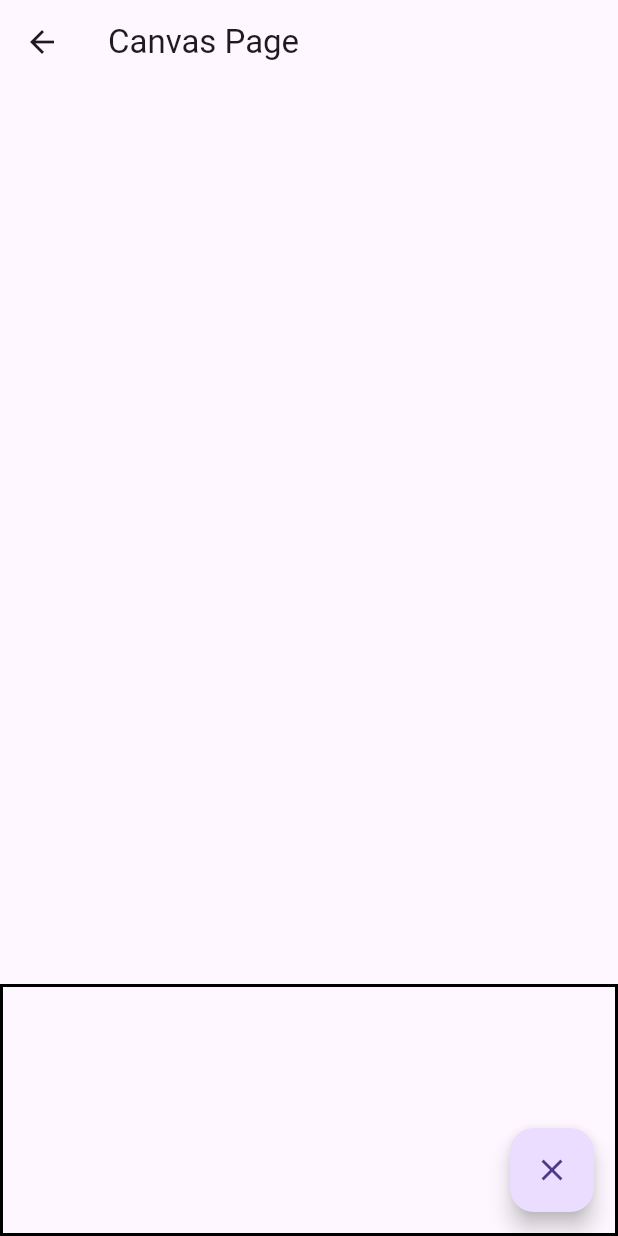
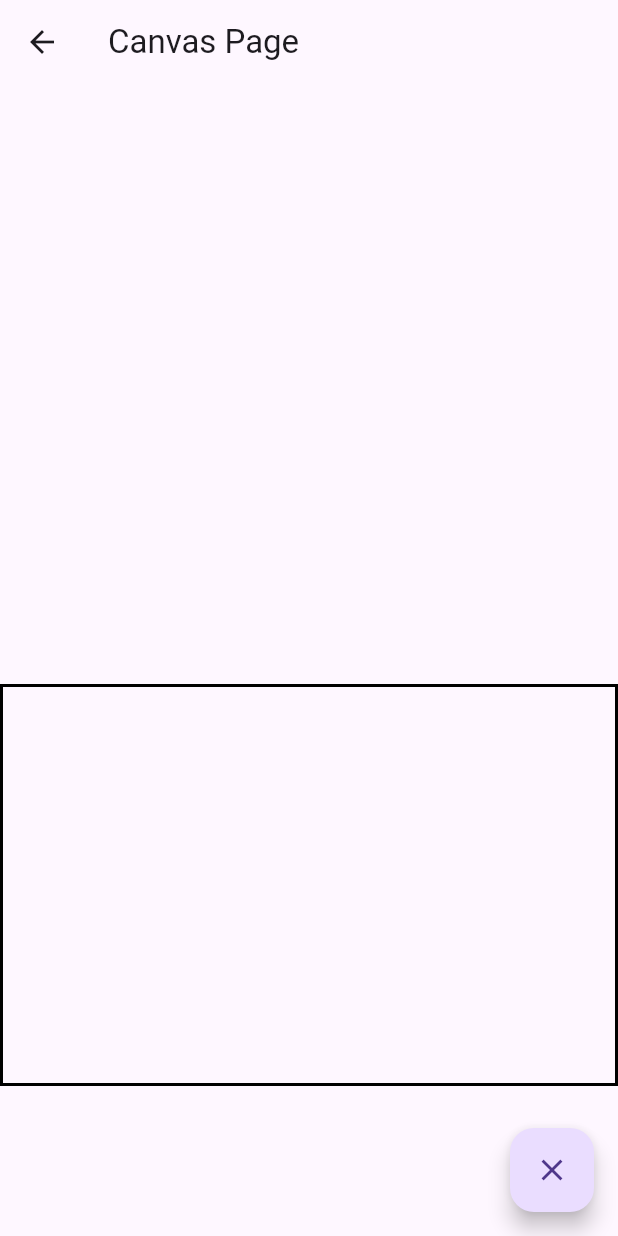
Before and after one commit to RafiDevari/DyslexiAI, a Flutter app: the CanvasPage screen opened directly, on a phone screen of 412 x 824 dp. Run offline on Flutter 3.47's test engine with Material 3 defaults, Android fonts, the phone set to English and light mode, and no system bars; our stand-ins replace permission_handler, speech_to_text.

Commit message:
GPT go 5.1

```diff
--- a/lib/canvas.dart
+++ b/lib/canvas.dart
@@ -20,10 +20,10 @@ class _CanvasState extends State<CanvasPage> {
           return Stack(
             children: [
               Positioned(
-                top: 600, // Match the y constraint starting point
+                top: 400, // Match the y constraint starting point
                 left: 0,
                 right: 0,
-                bottom: 0, // Match the max height constraint
+                bottom: 100, // Match the max height constraint
                 child: Container(
                   decoration: BoxDecoration(
                     border: Border.all(
@@ -38,7 +38,7 @@ class _CanvasState extends State<CanvasPage> {
                       if (position.dx >= 0 &&
                           position.dx <= constraints.maxWidth &&
                           position.dy >= 0 &&
-                          position.dy <= constraints.maxHeight) {
+                          position.dy <= 400) {
                         setState(() {
                           points.add(position);
                         });
```
